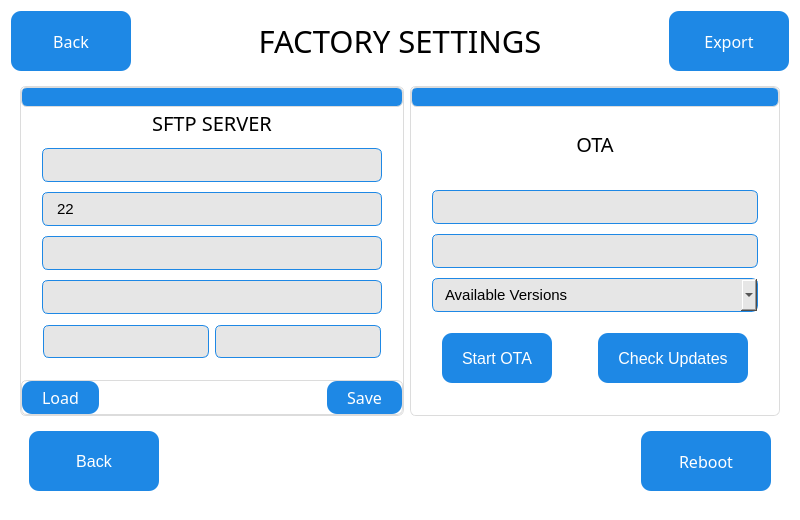
Above: QT_APP/factsetting.ui from eSpark-Backup/nabilfesal-msm-fw before the change. Below: the same form after it.
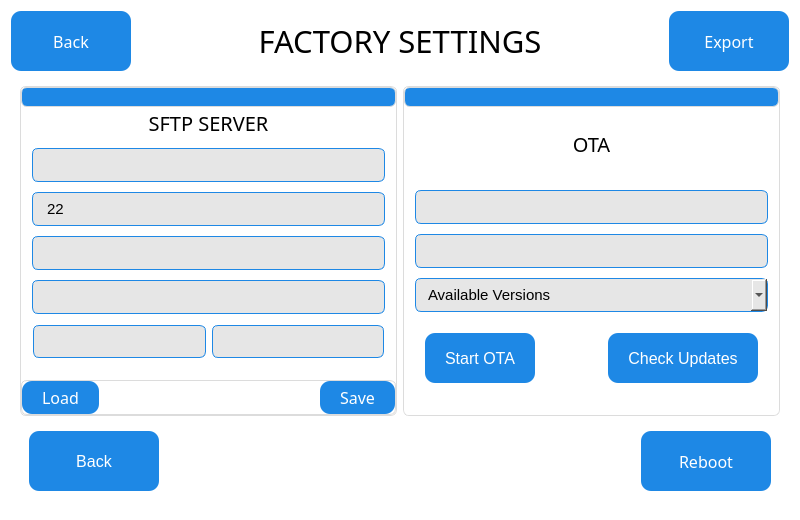
That is the form after the change. The open tabs and pages were chosen to show the change.

Patch:
```diff
--- a/QT_APP/factsetting.ui
+++ b/QT_APP/factsetting.ui
@@ -1135,13 +1135,13 @@
                 <number>10</number>
                </property>
                <property name="leftMargin">
-                <number>20</number>
+                <number>10</number>
                </property>
                <property name="topMargin">
                 <number>0</number>
                </property>
                <property name="rightMargin">
-                <number>20</number>
+                <number>10</number>
                </property>
                <property name="bottomMargin">
                 <number>20</number>
@@ -1543,13 +1543,13 @@
                 <number>10</number>
                </property>
                <property name="leftMargin">
-                <number>20</number>
+                <number>10</number>
                </property>
                <property name="topMargin">
                 <number>0</number>
                </property>
                <property name="rightMargin">
-                <number>20</number>
+                <number>10</number>
                </property>
                <property name="bottomMargin">
                 <number>20</number>
```
Left out of the diff: 2 changed lines with no effect on the pictures.
